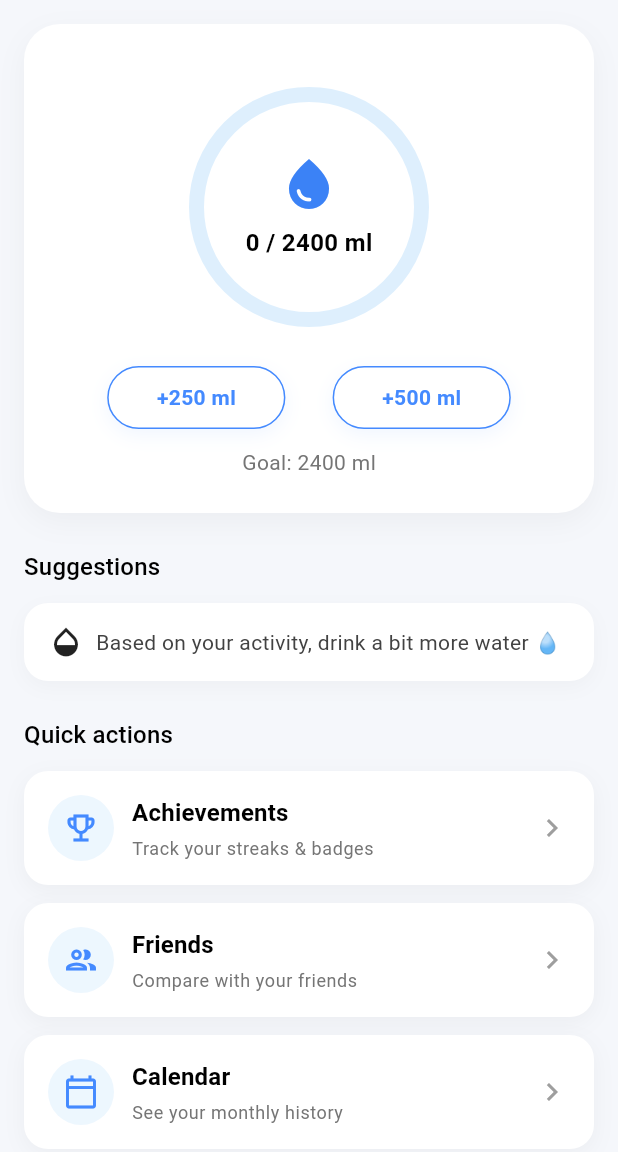
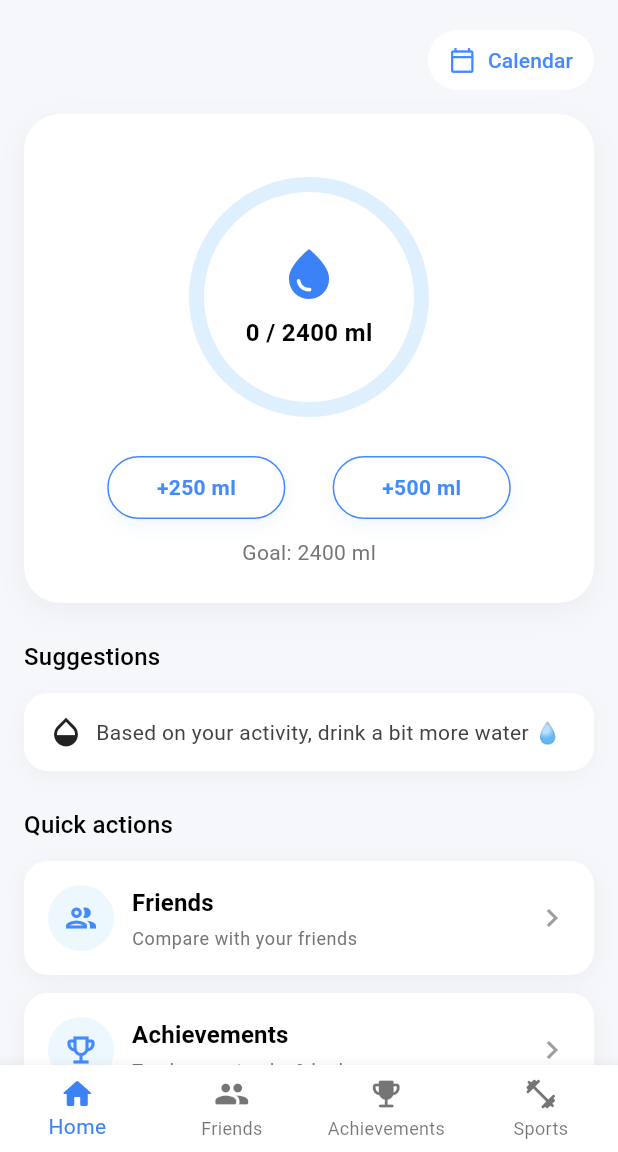
Before and after one commit to Yigtwxx/WaterPulse, a Flutter app: the screen it shows after launch, on a phone screen of 412 x 824 dp, the part 84-1236 px from its top. Run offline on Flutter 3.47's test engine with Material 3 defaults, Android fonts, the phone set to English and light mode, and no system bars; network calls fail.

Commit message:
UI Update

```diff
--- a/frontend/lib/ui/screens/home_screen.dart
+++ b/frontend/lib/ui/screens/home_screen.dart
@@ -3,8 +3,11 @@
 // WaterPulse ana ekranı (Home tab).
 // - Üstte günlük su ilerlemesi
 // - Ortada hızlı ekleme butonları (+250 / +500)
+// - Sağ üstte profil ikonu
+// - Profil ikonunun altında Calendar butonu
 // - Suggestions bölümü
-// - Quick actions: Achievements / Friends / Calendar
+// - Quick actions: Achievements / Friends
+// - En altta BottomNavigationBar: Home / Friends / Achievements / Sports
 
 import 'package:flutter/material.dart';
 import 'package:waterpulse/services/local_db/dao/api_client.dart';
@@ -29,6 +32,10 @@ class _HomeScreenState extends State<HomeScreen> {
 
   // API çağrısı sırasında loading flag
   bool _loading = false;
+
+  // BottomNavigationBar seçili tab
+  // 0: Home, 1: Friends, 2: Achievements, 3: Sports
+  int _selectedTabIndex = 0;
 
   @override
   void initState() {
@@ -103,6 +110,37 @@ class _HomeScreenState extends State<HomeScreen> {
       );
   }
 
+  void _onSportsTap() {
+    if (!mounted) return;
+    ScaffoldMessenger.of(context)
+      ..hideCurrentSnackBar()
+      ..showSnackBar(
+        const SnackBar(content: Text('Sports tracking is coming soon ✨')),
+      );
+  }
+
+  // BottomNavigationBar item seçilince
+  void _onTabSelected(int index) {
+    setState(() => _selectedTabIndex = index);
+
+    // Şimdilik sadece SnackBar ile davranış veriyoruz.
+    // İleride gerçek sayfalara navigate edebilirsin.
+    switch (index) {
+      case 0:
+        // Home zaten burası, ekstra bir şey yapmıyoruz.
+        break;
+      case 1:
+        _onFriendsTap();
+        break;
+      case 2:
+        _onAchievementsTap();
+        break;
+      case 3:
+        _onSportsTap();
+        break;
+    }
+  }
+
   @override
   Widget build(BuildContext context) {
     return Scaffold(
@@ -111,7 +149,7 @@ class _HomeScreenState extends State<HomeScreen> {
         title: const Text('WaterPulse'),
         centerTitle: true,
         elevation: 0,
-        // Sağ üstte profil ikonu (Profile tab yerine buradan da erişebilirsin)
+        // Sağ üstte profil ikonu
         actions: [
           IconButton(
             icon: const Icon(Icons.person_outline),
@@ -138,6 +176,34 @@ class _HomeScreenState extends State<HomeScreen> {
               crossAxisAlignment: CrossAxisAlignment.start,
               children: [
                 // ==========================
+                // PROFİL ALTINDA CALENDAR BUTONU
+                // ==========================
+                Align(
+                  alignment: Alignment.centerRight,
+                  child: TextButton.icon(
+                    onPressed: _onCalendarTap,
+                    style: TextButton.styleFrom(
+                      padding: const EdgeInsets.symmetric(
+                        horizontal: 14,
+                        vertical: 8,
+                      ),
+                      foregroundColor: Colors.blueAccent,
+                      backgroundColor: Colors.white,
+                      shape: RoundedRectangleBorder(
+                        borderRadius: BorderRadius.circular(20),
+                      ),
+                    ),
+                    icon: const Icon(
+                      Icons.calendar_today_outlined,
+                      size: 18,
+                    ),
+                    label: const Text('Calendar'),
+                  ),
+                ),
+
+                const SizedBox(height: 12),
+
+                // ==========================
                 // 1) ÜST KART (PROGRESS + BUTONLAR)
                 // ==========================
                 Container(
@@ -163,8 +229,6 @@ class _HomeScreenState extends State<HomeScreen> {
                       const SizedBox(height: 8),
 
                       // Ortadaki büyük dairesel progress
-                      // Burada sadece WaterProgressBar kullanıyoruz,
-                      // ekstra text overlay yapmıyoruz ki "çift yazı" olmasın.
                       SizedBox(
                         height: 180,
                         child: Center(
@@ -217,8 +281,10 @@ class _HomeScreenState extends State<HomeScreen> {
                 ),
                 const SizedBox(height: 12),
                 Container(
-                  padding:
-                      const EdgeInsets.symmetric(horizontal: 16, vertical: 14),
+                  padding: const EdgeInsets.symmetric(
+                    horizontal: 16,
+                    vertical: 14,
+                  ),
                   decoration: BoxDecoration(
                     color: Colors.white,
                     borderRadius: BorderRadius.circular(16),
@@ -250,7 +316,7 @@ class _HomeScreenState extends State<HomeScreen> {
                 const SizedBox(height: 24),
 
                 // ==========================
-                // 3) QUICK ACTIONS (Achievements / Friends / Calendar)
+                // 3) QUICK ACTIONS (Achievements / Friends)
                 // ==========================
                 Text(
                   'Quick actions',
@@ -261,14 +327,8 @@ class _HomeScreenState extends State<HomeScreen> {
                   builder: (context, constraints) {
                     final isWide = constraints.maxWidth > 700;
 
-                    // Kart listesi
+                    // Kart listesi (Calendar artık burada yok, yukarıda buton olarak duruyor)
                     final cards = [
-                      _QuickActionCard(
-                        icon: Icons.emoji_events_outlined,
-                        title: 'Achievements',
-                        subtitle: 'Track your streaks & badges',
-                        onTap: _onAchievementsTap,
-                      ),
                       _QuickActionCard(
                         icon: Icons.group_outlined,
                         title: 'Friends',
@@ -276,15 +336,15 @@ class _HomeScreenState extends State<HomeScreen> {
                         onTap: _onFriendsTap,
                       ),
                       _QuickActionCard(
-                        icon: Icons.calendar_today_outlined,
-                        title: 'Calendar',
-                        subtitle: 'See your monthly history',
-                        onTap: _onCalendarTap,
+                        icon: Icons.emoji_events_outlined,
+                        title: 'Achievements',
+                        subtitle: 'Track your streaks & badges',
+                        onTap: _onAchievementsTap,
                       ),
                     ];
 
                     if (isWide) {
-                      // Desktop / geniş ekran: 3 kart yan yana, Calendar sağda
+                      // Desktop / geniş ekran: 2 kart yan yana
                       return Row(
                         children: cards
                             .map(
@@ -305,8 +365,6 @@ class _HomeScreenState extends State<HomeScreen> {
                           cards[0],
                           const SizedBox(height: 12),
                           cards[1],
-                          const SizedBox(height: 12),
-                          cards[2],
                         ],
                       );
                     }
@@ -317,8 +375,34 @@ class _HomeScreenState extends State<HomeScreen> {
           ),
         ),
       ),
-      // Alt taraftaki bottom navigation bar (Home / Stats / Profile)
-      // main.dart içerisinde tanımlı, burada ayrıca eklemeye gerek yok.
+
+      // ==========================
+      // BOTTOM NAVIGATION BAR
+      // Home / Friends / Achievements / Sports
+      // ==========================
+      bottomNavigationBar: BottomNavigationBar(
+        type: BottomNavigationBarType.fixed,
+        currentIndex: _selectedTabIndex,
+        onTap: _onTabSelected,
+        items: const [
+          BottomNavigationBarItem(
+            icon: Icon(Icons.home_rounded),
+            label: 'Home',
+          ),
+          BottomNavigationBarItem(
+            icon: Icon(Icons.group_rounded),
+            label: 'Friends',
+          ),
+          BottomNavigationBarItem(
+            icon: Icon(Icons.emoji_events_rounded),
+            label: 'Achievements',
+          ),
+          BottomNavigationBarItem(
+            icon: Icon(Icons.fitness_center_rounded),
+            label: 'Sports',
+          ),
+        ],
+      ),
     );
   }
 }
```
Also changed, not shown: 1 other file.
